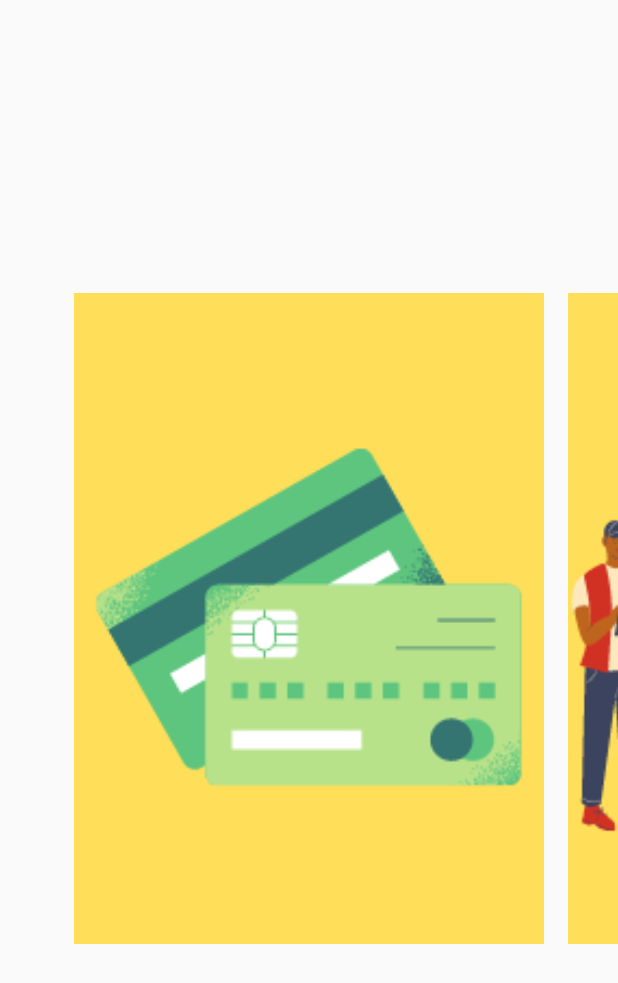
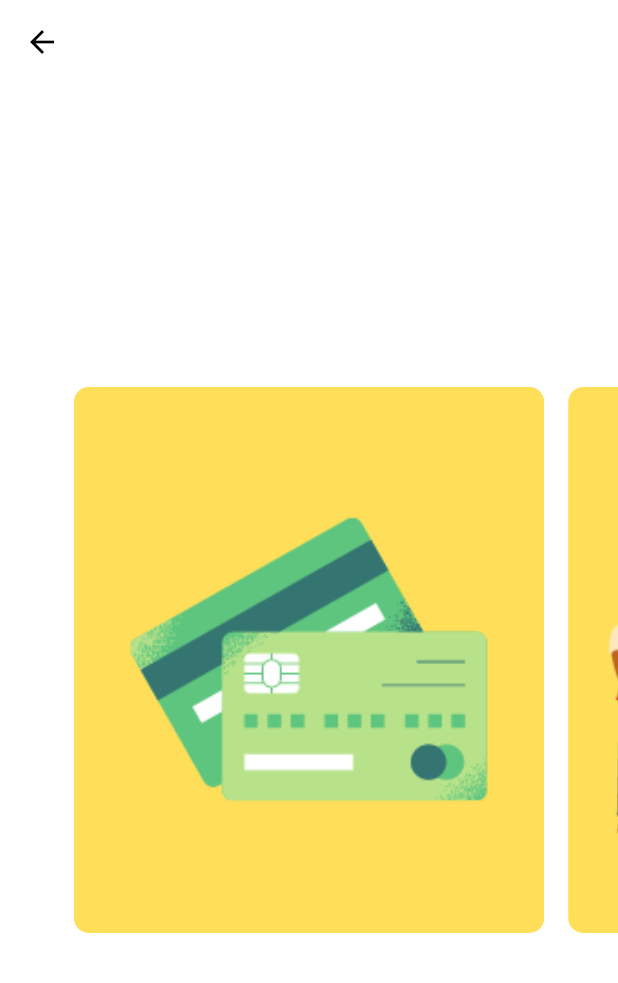
Before and after one commit to CodeRebirth/accountingapp, a Flutter app: the HomePage screen opened by its route, on a phone screen of 412 x 824 dp. Shown: the top 983 px of the screen. Run offline on Flutter 3.47's test engine with Material 2 defaults, Android fonts, the phone set to English and light mode, and no system bars.

Commit message:
just little changes

```diff
--- a/lib/screens/homepage.dart
+++ b/lib/screens/homepage.dart
@@ -1,12 +1,9 @@
 import 'package:accountingapp/widgets/postCarousal.dart';
 import 'package:flutter/material.dart';
-
-
 class HomePage extends StatefulWidget {
   @override
   _HomePageState createState() => _HomePageState();
 }
-
 class _HomePageState extends State<HomePage> {
   PageController _pageController;
 @override
@@ -17,9 +14,12 @@ class _HomePageState extends State<HomePage> {
   @override
   Widget build(BuildContext context) {
     return Scaffold(
+      backgroundColor: Colors.white,
+      appBar: AppBar(
+        elevation: 0,
+      ),
         body:Container(
-            child:
-              PostCarousal(_pageController)
+            child:PostCarousal(_pageController)
 ),
 );
 }
--- a/lib/widgets/postCarousal.dart
+++ b/lib/widgets/postCarousal.dart
@@ -8,7 +8,7 @@ class PostCarousal extends StatelessWidget{
           controller:_pageController,
           itemCount: 3,
           itemBuilder:(context,index){
-    return  AnimatedBuilder(
+    return AnimatedBuilder(
             //animation is done here
           animation:_pageController,
           builder: (BuildContext context,Widget widget){
@@ -19,12 +19,12 @@ class PostCarousal extends StatelessWidget{
             }
     return Center(
                child: SizedBox(
-                 height:Curves.easeInOut.transform(value)*450.0,
+                 height:Curves.easeInOut.transform(value)*380.0,
                  child: widget,
                  ),
               );
           },
-          child: Padding(
+          child:Padding(
               padding: const EdgeInsets.all(8.0),
               child: GestureDetector(
               onTap: (){
@@ -32,10 +32,11 @@ class PostCarousal extends StatelessWidget{
                       Navigator.of(context).pushNamed("billing");
                       }
                     },
-                    child:Image.asset(imagesList[index],fit:BoxFit.cover)),
+                      child:ClipRRect(
+                        borderRadius: BorderRadius.circular(10),
+                        child: Image.asset(imagesList[index],fit:BoxFit.cover)
+                    )),
             ),
     );
   },
-);
-}
-}
+);}}
```
Also changed, not shown: lib/screens/billing.dart (+6 -3 lines). Lines whose indentation alone changed are shown as unchanged.
